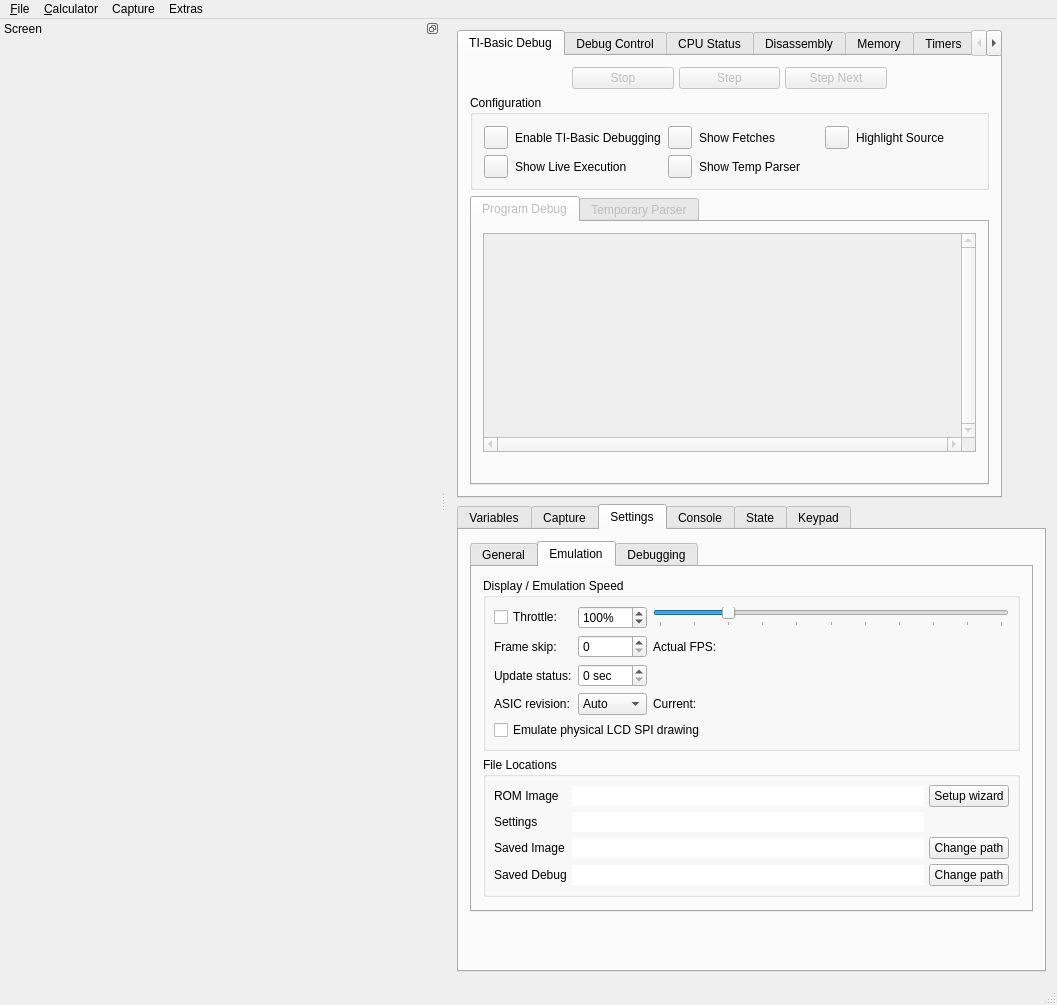
First picture: the form in gui/qt/mainwindow.ui, repository CE-Programming/CEmu, before the edit.
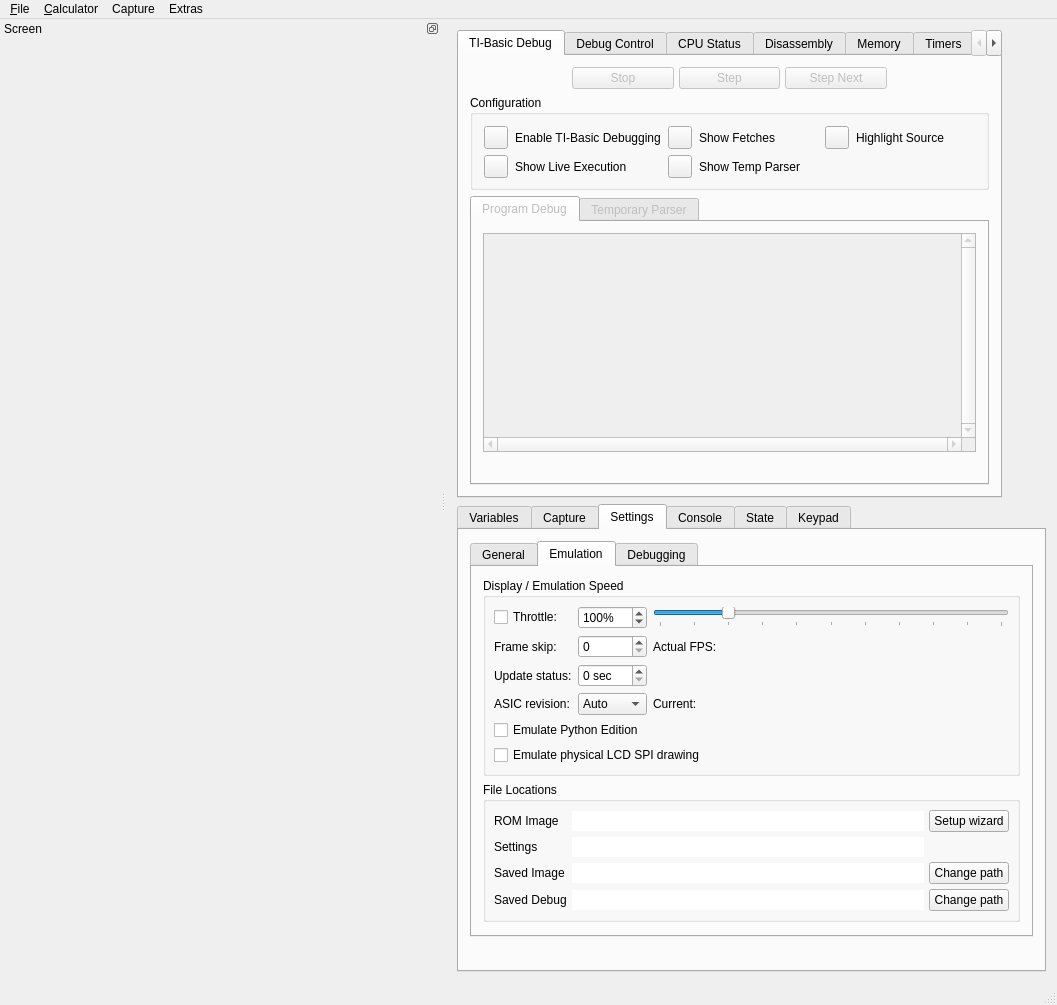
Second picture: the form after the edit. The open tabs and pages were chosen to show the change. Icons and pictures are not drawn. Custom widgets are drawn as their Qt base class.

Commit message: Add Python Edition override option and report system type to user.

```diff
--- a/gui/qt/mainwindow.ui
+++ b/gui/qt/mainwindow.ui
@@ -9515,6 +9515,16 @@
                  </item>
                 </layout>
                </item>
+               <item>
+                <widget class="QCheckBox" name="checkPythonEdition">
+                 <property name="text">
+                  <string>Emulate Python Edition</string>
+                 </property>
+                 <property name="tristate">
+                  <bool>true</bool>
+                 </property>
+                </widget>
+               </item>
                <item>
                 <widget class="QCheckBox" name="checkSpi">
                  <property name="enabled">
```
The commit also changes 9 other files.
